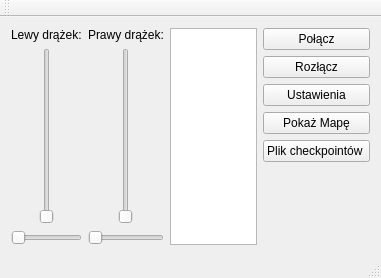
Above: mainwindow.ui from EddieTheHead/ERTCudQt before the change. Below: the same form after it.
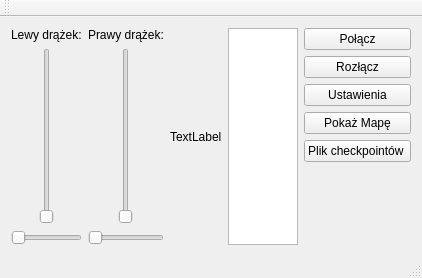
That is the form after the change.

The edit to the form file:
```diff
--- a/mainwindow.ui
+++ b/mainwindow.ui
@@ -73,6 +73,13 @@
       </item>
      </layout>
     </item>
+    <item>
+     <widget class="QLabel" name="label">
+      <property name="text">
+       <string>TextLabel</string>
+      </property>
+     </widget>
+    </item>
     <item>
      <widget class="QPlainTextEdit" name="plainTextEditLog"/>
     </item>
```
